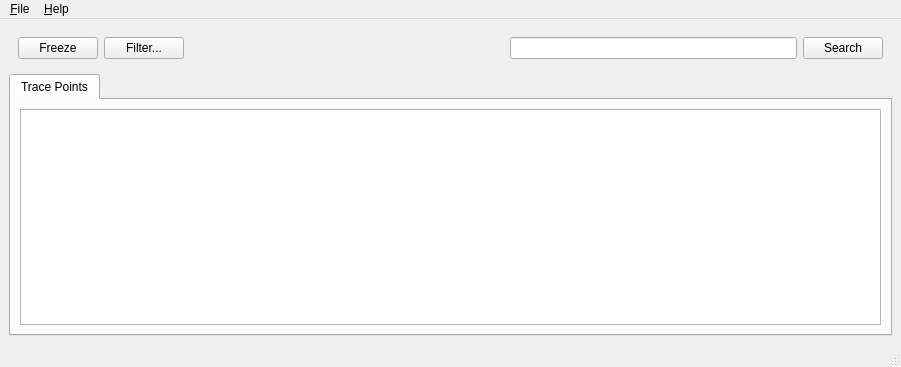
The window that gui/mainwindow.ui (froglogic/tracetool) describes before a commit, drawn with Qt 5.
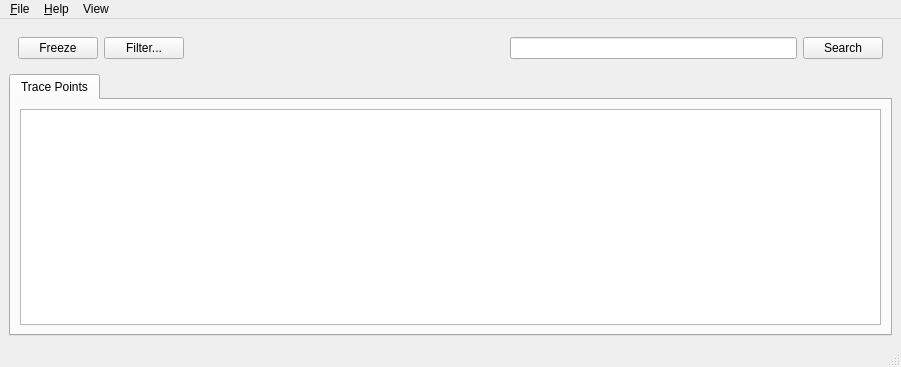
The same window after the commit. Icons and pictures are not drawn.

Commit message:
Add and show the Columns dialog
The dialog must still be properly edited in designer.

```diff
--- a/gui/mainwindow.ui
+++ b/gui/mainwindow.ui
@@ -97,7 +97,7 @@
      <x>0</x>
      <y>0</y>
      <width>901</width>
-     <height>22</height>
+     <height>21</height>
     </rect>
    </property>
    <widget class="QMenu" name="menu_Help">
@@ -113,8 +113,15 @@
     <addaction name="action_Open_Trace"/>
     <addaction name="actionQuit"/>
    </widget>
+   <widget class="QMenu" name="menuView">
+    <property name="title">
+     <string>View</string>
+    </property>
+    <addaction name="actionColumns"/>
+   </widget>
    <addaction name="menu_File"/>
    <addaction name="menu_Help"/>
+   <addaction name="menuView"/>
   </widget>
   <widget class="QStatusBar" name="statusbar"/>
   <action name="actionQuit">
```
Left out of the diff: 8 changed lines with no effect on the pictures. The commit also changes 6 other files.
